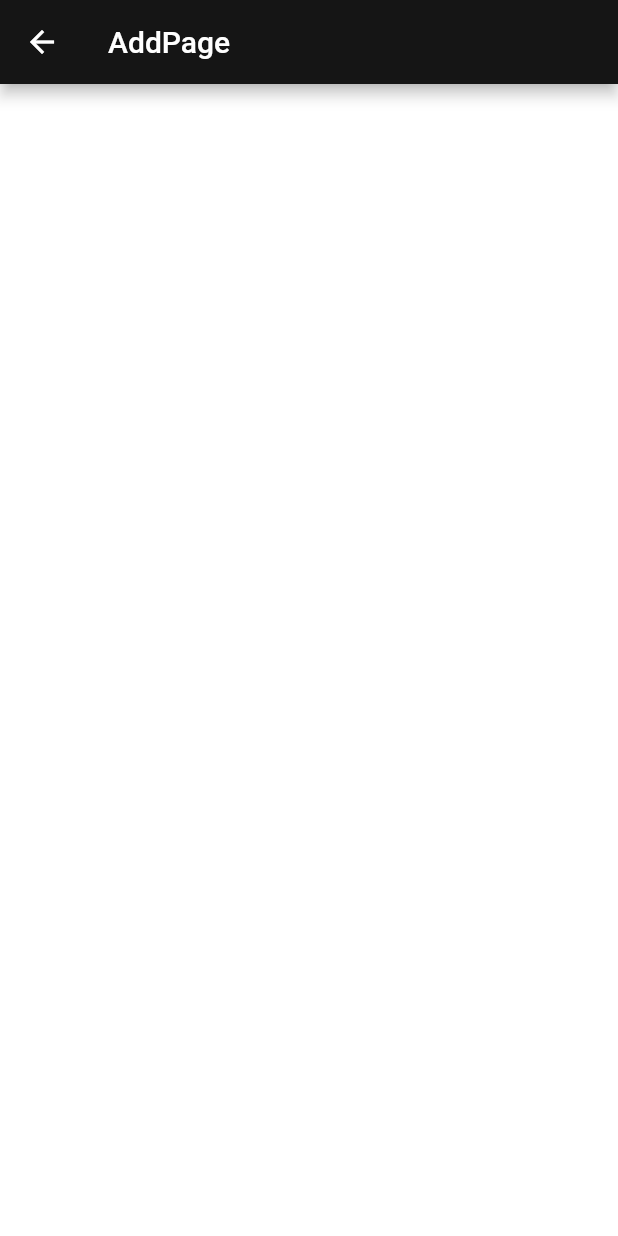
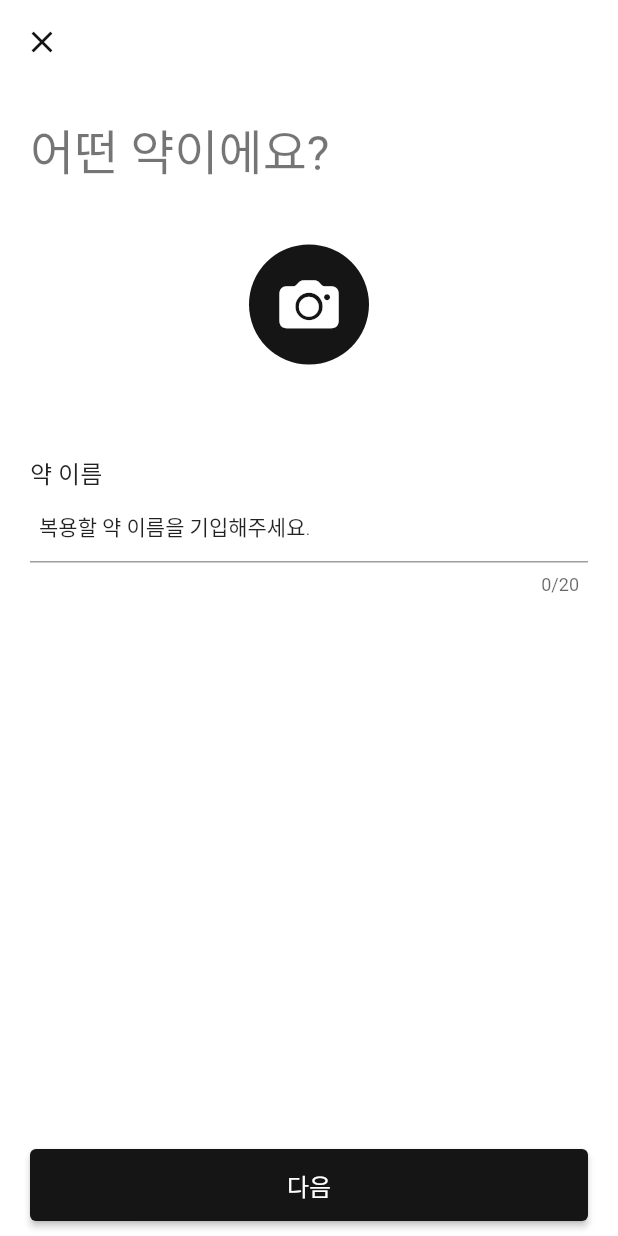
Before and after one commit to taeyun1/Capsule_Project, a Flutter app: the screen it shows after launch, after a tap on an icon or button, on a phone screen of 412 x 824 dp. Run offline on Flutter 3.47's test engine with Material 2 defaults, Android fonts, the phone set to English and light mode, and no system bars; Roboto replaces fonts that are missing (GmarketSansTTF).

Commit message:
CapsuleProject : 첫번째 추가창 UI제작 및 위젯 디테일 잡기

```diff
--- /dev/null
+++ b/lib/components/capsule_constants.dart
@@ -0,0 +1,27 @@
+import 'package:flutter/cupertino.dart';
+
+/// 20.0
+const double regulerSpace = 20.0;
+
+/// 40.0
+const double largeSpace = 40.0;
+
+/// 10.0
+const double smallSpace = 10.0;
+
+/// 48.0
+const double submitButtonHeight = 48.0;
+
+/// page 전체 패딩
+/// 20.0
+const EdgeInsetsGeometry pagePadding = EdgeInsets.all(20.0);
+
+/// input안에 좌,우 패딩
+const EdgeInsetsGeometry textFieldContentPadding =
+    EdgeInsets.symmetric(horizontal: 6);
+
+/// 버튼 박스의 여백
+const EdgeInsetsGeometry submitButtonBoxPadding = EdgeInsets.symmetric(
+  horizontal: 20, // 좌우
+  vertical: 10, // 상하
+);
--- a/lib/components/capsule_themes.dart
+++ b/lib/components/capsule_themes.dart
@@ -8,6 +8,7 @@ class CapsuleThemes {
         scaffoldBackgroundColor: Colors.white, // 배경
         splashColor: Colors.white,
         textTheme: _textTheme,
+        appBarTheme: _appBarTheme,
         brightness: Brightness.light,
       );
 
@@ -19,6 +20,14 @@ class CapsuleThemes {
         textTheme: _textTheme,
         brightness: Brightness.dark,
       );
+
+  static const AppBarTheme _appBarTheme = AppBarTheme(
+    backgroundColor: Colors.white,
+    iconTheme: IconThemeData(
+      color: CapsuleColors.primaryColor,
+    ),
+    elevation: 0,
+  );
 
   static const TextTheme _textTheme = TextTheme(
     headline4: TextStyle(
--- a/lib/pages/add_medicine/add_medicine_page.dart
+++ b/lib/pages/add_medicine/add_medicine_page.dart
@@ -1,13 +1,92 @@
+import 'package:capsule/components/capsule_constants.dart';
+import 'package:flutter/cupertino.dart';
 import 'package:flutter/material.dart';
 
-class AddMedicinePage extends StatelessWidget {
+class AddMedicinePage extends StatefulWidget {
   const AddMedicinePage({Key? key}) : super(key: key);
+
+  @override
+  State<AddMedicinePage> createState() => _AddMedicinePageState();
+}
+
+class _AddMedicinePageState extends State<AddMedicinePage> {
+  final _nameController = TextEditingController();
+
+  @override
+  void dispose() {
+    _nameController.dispose();
+    super.dispose();
+  }
 
   @override
   Widget build(BuildContext context) {
     return Scaffold(
       appBar: AppBar(
-        title: const Text('AddPage'),
+        leading: const CloseButton(),
+      ),
+      body: GestureDetector(
+        onTap: () => FocusScope.of(context).unfocus(),
+        child: Padding(
+          padding: pagePadding,
+          child: Column(
+            crossAxisAlignment: CrossAxisAlignment.start,
+            children: [
+              Text(
+                '어떤 약이에요?',
+                style: Theme.of(context).textTheme.headline4,
+              ),
+              const SizedBox(height: largeSpace),
+              Center(
+                child: CircleAvatar(
+                  radius: 40,
+                  child: CupertinoButton(
+                    onPressed: () {},
+                    child: const Icon(
+                      CupertinoIcons.photo_camera_solid,
+                      // Icons.camera_alt,
+                      size: 40,
+                      color: Colors.white,
+                    ),
+                  ),
+                ),
+              ),
+              const SizedBox(height: largeSpace + regulerSpace),
+              Text(
+                '약 이름',
+                style: Theme.of(context).textTheme.subtitle1,
+              ),
+              TextFormField(
+                controller: _nameController,
+                maxLength: 20,
+                keyboardType: TextInputType.text,
+                textInputAction: TextInputAction.done, // 작성 후 완료버튼 형태로 생성
+                style: Theme.of(context).textTheme.bodyText1, // 텍스트 입력 시 스타일 설정
+                decoration: InputDecoration(
+                  hintText: '복용할 약 이름을 기입해주세요.',
+                  hintStyle: Theme.of(context).textTheme.bodyText2,
+                  contentPadding: textFieldContentPadding, // input안에 좌,우 패딩
+                ),
+              ),
+            ],
+          ),
+        ),
+      ),
+      // 하단 NavBar
+      // SafeArea로 감싸면, IOS가 하단영역을 차지하는게 있으면, 그걸 제외하고 띄어서 그려줌 (IOS는 X이상에만 적용됨)
+      bottomNavigationBar: SafeArea(
+        child: Padding(
+          padding: submitButtonBoxPadding,
+          child: SizedBox(
+            height: submitButtonHeight,
+            child: ElevatedButton(
+              onPressed: () {},
+              style: ElevatedButton.styleFrom(
+                textStyle: Theme.of(context).textTheme.subtitle1,
+              ),
+              child: Text('다음'),
+            ),
+          ),
+        ),
       ),
     );
   }
--- a/lib/pages/home_page.dart
+++ b/lib/pages/home_page.dart
@@ -28,7 +28,10 @@ class _HomePageState extends State<HomePage> {
       child: SafeArea(
         // top: false, // 상단 컬러 적용 X
         child: Scaffold(
-          appBar: AppBar(),
+          appBar: AppBar(
+            title: Text('Data'),
+            elevation: 0,
+          ),
           body: _pages[_currentIndex],
 
           // ======== 플러팅 버튼 설정 ========
```
